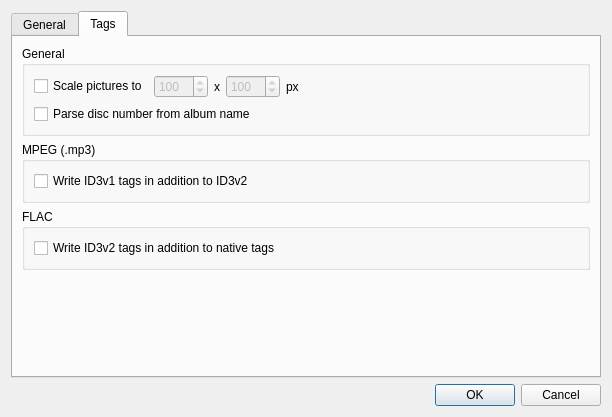
Above: ui/settingsdialog.ui from sjuvonen/coquillo before the change. Below: the same form after it.
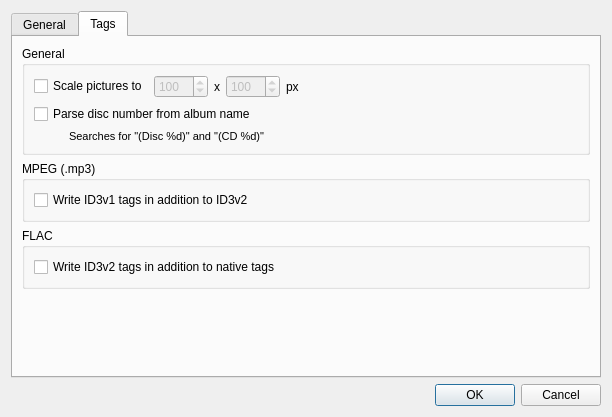
That is the form after the change. The open tabs and pages were chosen to show the change. Icons and pictures are not drawn.

What changed in the file:
```diff
--- a/ui/settingsdialog.ui
+++ b/ui/settingsdialog.ui
@@ -183,6 +183,21 @@
             </property>
            </widget>
           </item>
+          <item>
+           <widget class="QLabel" name="label_12">
+            <property name="font">
+             <font>
+              <pointsize>8</pointsize>
+             </font>
+            </property>
+            <property name="text">
+             <string>Searches for &quot;(Disc %d)&quot; and &quot;(CD %d)&quot;</string>
+            </property>
+            <property name="indent">
+             <number>35</number>
+            </property>
+           </widget>
+          </item>
          </layout>
         </widget>
        </item>
```
Left out of the diff: 2 changed lines with no effect on the pictures.
